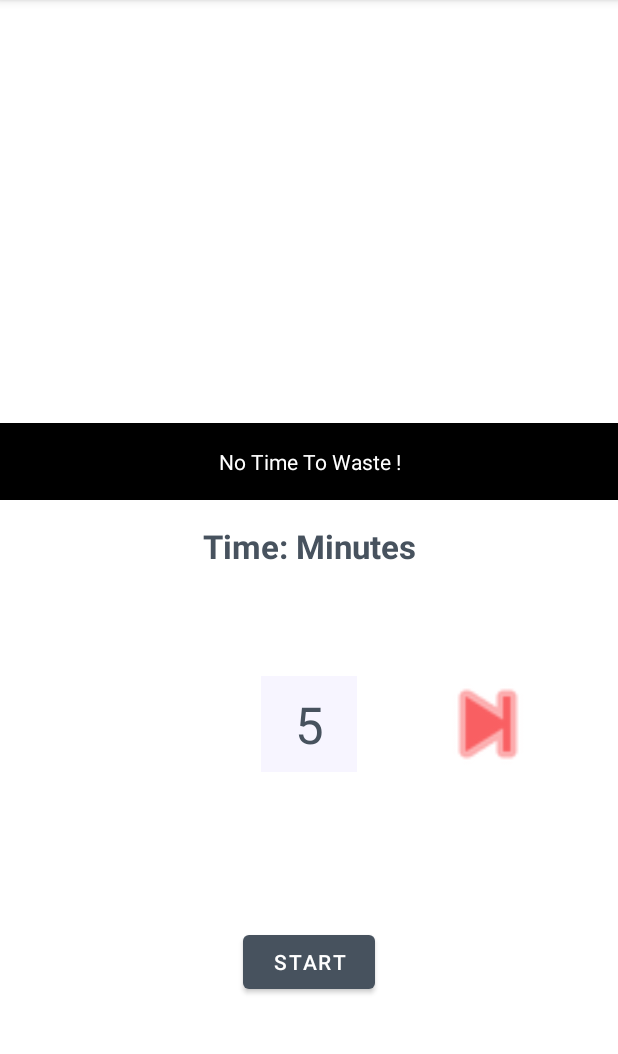
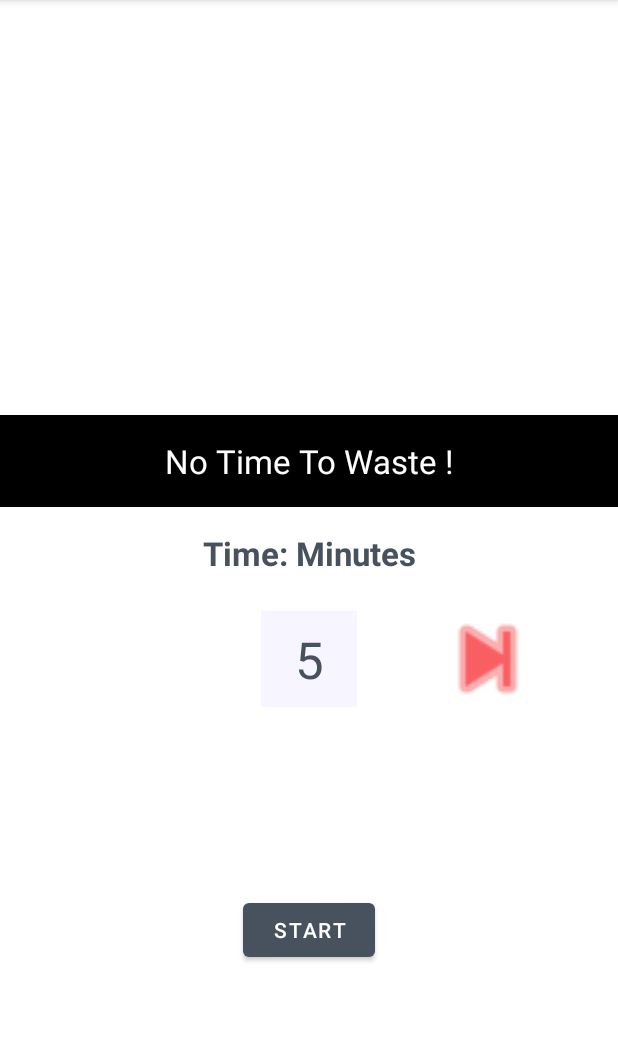
Before and after one commit to kalsmic/PomodoroTimer, an Android app: the screen it shows after launch (HomeActivity), on a phone screen of 412 x 824 dp, the part 84-1138 px from its top. Run offline under Robolectric (Android 15) with nearby library versions, the phone set to English and light mode, and no system bars.

Commit message:
add set timer interactions

```diff
--- a/app/src/main/res/layout/activity_home.xml
+++ b/app/src/main/res/layout/activity_home.xml
@@ -28,6 +28,7 @@
         android:paddingBottom="16dp"
         android:text="@string/no_time_to_waste"
         android:textAlignment="center"
+        android:textAppearance="@style/TextAppearance.AppCompat.Large"
         android:textColor="@color/white"
         app:layout_constraintBottom_toBottomOf="@+id/imageView"
         app:layout_constraintEnd_toEndOf="parent"
@@ -58,12 +59,12 @@
         android:id="@+id/button_reduce_duration"
         android:layout_width="80dp"
         android:layout_height="80dp"
-        android:layout_marginTop="64dp"
+        android:layout_marginTop="16dp"
         android:background="@android:drawable/ic_media_previous"
+        android:onClick="decreaseTimerDuration"
+        android:visibility="invisible"
         app:backgroundTint="@color/pink"
         app:layout_constraintEnd_toStartOf="@+id/textView_timer_duration"
-        android:onClick="decreaseTimerDuration"
-        android:visibility="invisible"
         app:layout_constraintHorizontal_bias="0.5"
         app:layout_constraintStart_toStartOf="parent"
         app:layout_constraintTop_toBottomOf="@+id/textView2" />
@@ -74,9 +75,9 @@
         android:layout_width="80dp"
         android:layout_height="80dp"
         android:background="@android:drawable/ic_media_next"
+        android:onClick="increaseTimerDuration"
         app:backgroundTint="@color/pink"
         app:layout_constraintEnd_toEndOf="parent"
-        android:onClick="increaseTimerDuration"
         app:layout_constraintHorizontal_bias="0.5"
         app:layout_constraintStart_toEndOf="@+id/textView_timer_duration"
         app:layout_constraintTop_toTopOf="@+id/button_reduce_duration" />
```
